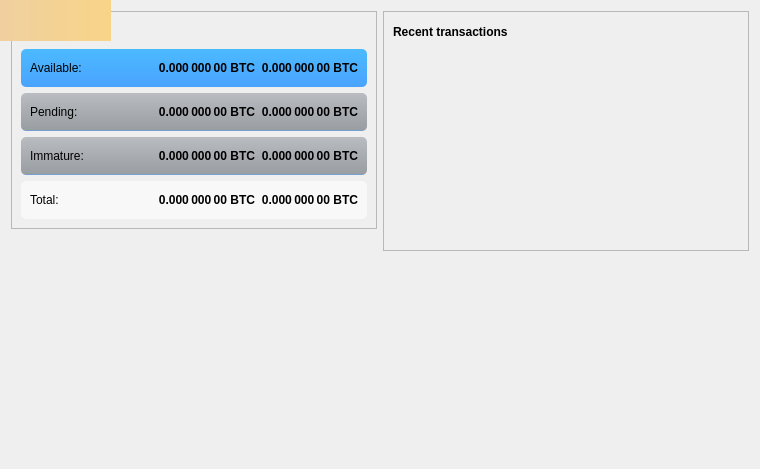
Qt form src/qt/forms/overviewpage.ui (ecoinchain/ecoin) before a commit.
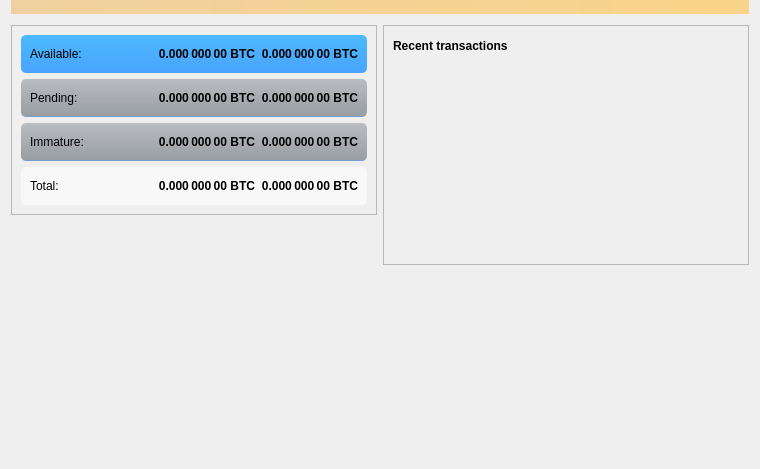
The same form after that commit. Icons and pictures are not drawn.

```diff
--- a/src/qt/forms/overviewpage.ui
+++ b/src/qt/forms/overviewpage.ui
@@ -13,7 +13,34 @@
   <property name="windowTitle">
    <string>Form</string>
   </property>
-  <layout class="QHBoxLayout" name="horizontalLayout_7">
+  <layout class="QVBoxLayout" name="verticalLayout_5">
+   <property name="topMargin">
+    <number>0</number>
+   </property>
+   <item>
+    <widget class="QLabel" name="labelAlerts">
+     <property name="visible">
+      <bool>true</bool>
+     </property>
+     <property name="styleSheet">
+      <string notr="true">QLabel { background-color: qlineargradient(x1: 0, y1: 0, x2: 1, y2: 0, stop:0 #F0D0A0, stop:1 #F8D488); color:#000000; }</string>
+     </property>
+     <property name="wordWrap">
+      <bool>true</bool>
+     </property>
+     <property name="margin">
+      <number>3</number>
+     </property>
+     <property name="textInteractionFlags">
+      <set>Qt::TextSelectableByMouse</set>
+     </property>
+    </widget>
+   </item>
+   <item>
+    <layout class="QHBoxLayout" name="horizontalLayout">
+     <property name="topMargin">
+      <number>5</number>
+     </property>
    <item>
     <layout class="QVBoxLayout" name="verticalLayout_4">
      <item>
@@ -26,72 +53,9 @@
        </property>
        <layout class="QVBoxLayout" name="verticalLayout_2">
         <item>
-         <layout class="QHBoxLayout" name="horizontalLayout">
-          <item>
-           <widget class="QLabel" name="label_5">
-            <property name="font">
-             <font>
-              <weight>75</weight>
-              <bold>true</bold>
-             </font>
-            </property>
-            <property name="text">
-             <string>Balances</string>
-            </property>
-           </widget>
-          </item>
-          <item>
-           <widget class="QPushButton" name="labelWalletStatus">
-            <property name="enabled">
-             <bool>true</bool>
-            </property>
-            <property name="maximumSize">
-             <size>
-              <width>30</width>
-              <height>16777215</height>
-             </size>
-            </property>
-            <property name="toolTip">
-             <string>The displayed information may be out of date. Your wallet automatically synchronizes with the Bitcoin network after a connection is established, but this process has not completed yet.</string>
-            </property>
-            <property name="text">
-             <string/>
-            </property>
-            <property name="icon">
-             <iconset resource="../bitcoin.qrc">
-              <normaloff>:/icons/warning</normaloff>
-              <disabledoff>:/icons/warning</disabledoff>:/icons/warning</iconset>
-            </property>
-            <property name="iconSize">
-             <size>
-              <width>24</width>
-              <height>24</height>
-             </size>
-            </property>
-            <property name="flat">
-             <bool>true</bool>
-            </property>
-           </widget>
-          </item>
-          <item>
-           <spacer name="horizontalSpacer_3">
-            <property name="orientation">
-             <enum>Qt::Horizontal</enum>
-            </property>
-            <property name="sizeHint" stdset="0">
-             <size>
-              <width>40</width>
-              <height>20</height>
-             </size>
-            </property>
-           </spacer>
-          </item>
-         </layout>
-        </item>
-        <item>
-         <widget class="QFrame" name="frame_3">
+           <widget class="QFrame" name="frameBalance">
           <property name="styleSheet">
-           <string notr="true">QFrame#frame_3 {
+             <string notr="true">QFrame#frameBalance {
 background-color: qlineargradient(spread:pad, x1:0, y1:0, x2:0, y2:1, stop:0 rgba(75, 186, 255, 255), stop:1 rgba(74, 163, 255, 255));
 
 border-radius: 5px;
@@ -584,31 +548,8 @@
     </layout>
    </item>
   </layout>
-  <widget class="QLabel" name="labelAlerts">
-   <property name="geometry">
-    <rect>
-     <x>0</x>
-     <y>0</y>
-     <width>111</width>
-     <height>41</height>
-    </rect>
-   </property>
-   <property name="visible">
-    <bool>false</bool>
-   </property>
-   <property name="styleSheet">
-    <string notr="true">QLabel { background-color: qlineargradient(x1: 0, y1: 0, x2: 1, y2: 0, stop:0 #F0D0A0, stop:1 #F8D488); color:#000000; }</string>
-   </property>
-   <property name="wordWrap">
-    <bool>true</bool>
-   </property>
-   <property name="margin">
-    <number>3</number>
-   </property>
-   <property name="textInteractionFlags">
-    <set>Qt::TextSelectableByMouse</set>
-   </property>
-  </widget>
+   </item>
+  </layout>
  </widget>
  <resources>
   <include location="../bitcoin.qrc"/>
```
Lines whose indentation alone changed are shown as unchanged.
